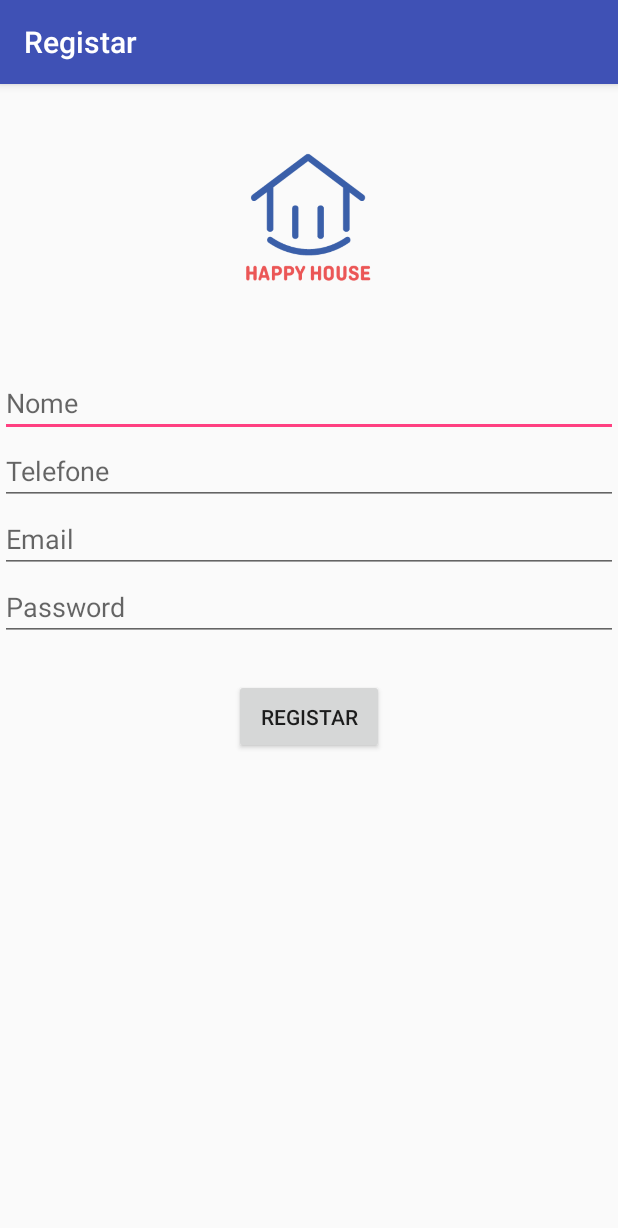
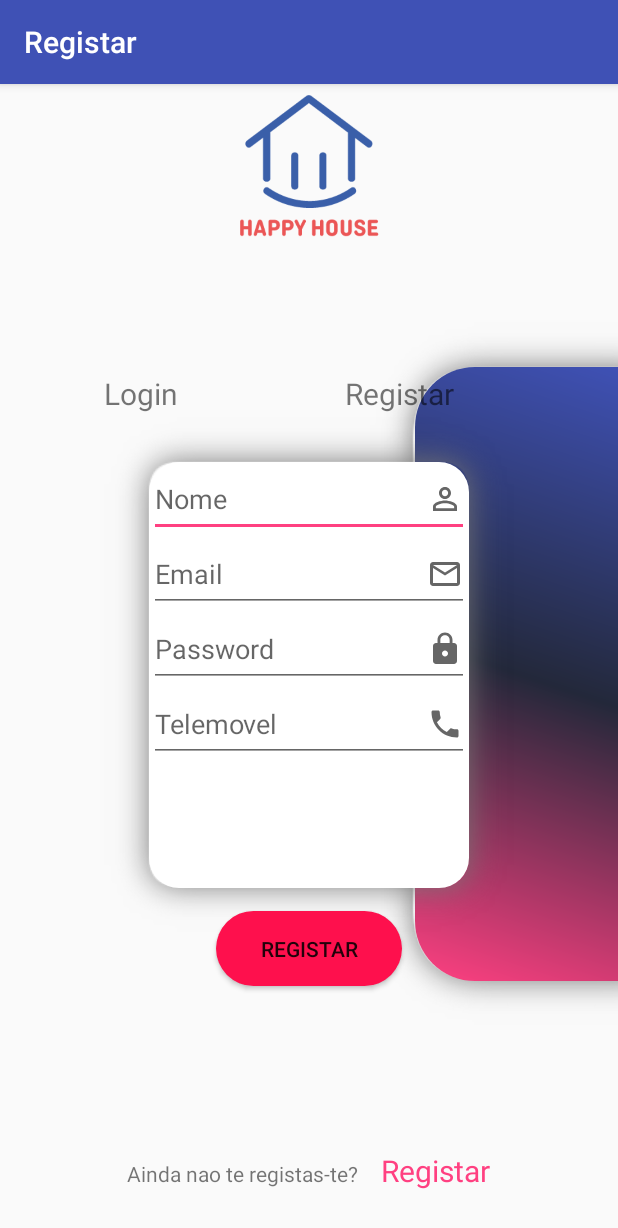
Before and after one commit to HugoEusebio2180607/HappyHouseApp, an Android app: the RegistarActivity screen opened directly, with no data from a screen before it, on a phone screen of 412 x 824 dp. Shown: the top 1228 px of the screen. Run offline under Robolectric (Android 15) with nearby library versions, the phone set to English and light mode, and no system bars.

Commit message:
Layout do registo

```diff
--- a/app/src/main/AndroidManifest.xml
+++ b/app/src/main/AndroidManifest.xml
@@ -1,6 +1,6 @@
 <?xml version="1.0" encoding="utf-8"?>
 <manifest xmlns:android="http://schemas.android.com/apk/res/android"
-    package="amsi.dei.estg.ipleiria.house">
+    package="amsi.dei.estg.ipleiria.happy_house">
 
     <application
         android:allowBackup="true"
@@ -9,14 +9,17 @@
         android:roundIcon="@mipmap/ic_launcher_round"
         android:supportsRtl="true"
         android:theme="@style/AppTheme">
-        <activity android:name=".RegistarActivity"></activity>
-        <activity android:name=".LoginActivity" />
-        <activity android:name=".MainActivity">
-            <intent-filter>
-                <action android:name="android.intent.action.MAIN" />
 
-                <category android:name="android.intent.category.LAUNCHER" />
-            </intent-filter>
+        <activity android:name="amsi.dei.estg.ipleiria.happy_house.RegistarActivity"></activity>
+
+        <activity android:name="amsi.dei.estg.ipleiria.happy_house.LoginActivity" >
+        <intent-filter>
+            <action android:name="android.intent.action.MAIN" />
+
+            <category android:name="android.intent.category.LAUNCHER" />
+        </intent-filter>
+        </activity>
+        <activity android:name="amsi.dei.estg.ipleiria.happy_house.MainActivity">
         </activity>
     </application>
 
--- a/app/src/main/java/amsi/dei/estg/ipleiria/house/LoginActivity.java
+++ b/app/src/main/java/amsi/dei/estg/ipleiria/happy_house/LoginActivity.java
@@ -1,4 +1,4 @@
-package amsi.dei.estg.ipleiria.house;
+package amsi.dei.estg.ipleiria.happy_house;
 
 import androidx.appcompat.app.AppCompatActivity;
 
--- a/app/src/main/java/amsi/dei/estg/ipleiria/house/MainActivity.java
+++ b/app/src/main/java/amsi/dei/estg/ipleiria/happy_house/MainActivity.java
@@ -1,4 +1,4 @@
-package amsi.dei.estg.ipleiria.house;
+package amsi.dei.estg.ipleiria.happy_house;
 
 import androidx.appcompat.app.AppCompatActivity;
 
--- a/app/src/main/java/amsi/dei/estg/ipleiria/house/RegistarActivity.java
+++ b/app/src/main/java/amsi/dei/estg/ipleiria/happy_house/RegistarActivity.java
@@ -1,4 +1,4 @@
-package amsi.dei.estg.ipleiria.house;
+package amsi.dei.estg.ipleiria.happy_house;
 
 import androidx.appcompat.app.AppCompatActivity;
 
--- /dev/null
+++ b/app/src/main/res/drawable/forma_painel_direito.xml
@@ -0,0 +1,16 @@
+<?xml version="1.0" encoding="utf-8"?>
+<layer-list xmlns:android1="http://schemas.android.com/apk/res/android">
+    <item android1:drawable="@drawable/shadow_panel_direito"/>
+    <item>
+        <shape
+            android:shape="rectangle"
+            xmlns:android="http://schemas.android.com/apk/res/android">
+            <corners android:topLeftRadius="40dp"  android:bottomLeftRadius="40dp" />
+            <gradient
+                android:angle="225"
+                android:startColor="@color/colorPrimary"
+                android:centerColor="@color/colorPrimaryDark"
+                android:endColor="@color/colorAccent"/>
+        </shape>
+    </item>
+</layer-list>
--- /dev/null
+++ b/app/src/main/res/drawable/ic_lock.xml
@@ -0,0 +1,10 @@
+<vector xmlns:android="http://schemas.android.com/apk/res/android"
+    android:width="24dp"
+    android:height="24dp"
+    android:viewportWidth="24"
+    android:viewportHeight="24"
+    android:tint="?attr/colorControlNormal">
+  <path
+      android:fillColor="@android:color/white"
+      android:pathData="M18,8h-1L17,6c0,-2.76 -2.24,-5 -5,-5S7,3.24 7,6v2L6,8c-1.1,0 -2,0.9 -2,2v10c0,1.1 0.9,2 2,2h12c1.1,0 2,-0.9 2,-2L20,10c0,-1.1 -0.9,-2 -2,-2zM12,17c-1.1,0 -2,-0.9 -2,-2s0.9,-2 2,-2 2,0.9 2,2 -0.9,2 -2,2zM15.1,8L8.9,8L8.9,6c0,-1.71 1.39,-3.1 3.1,-3.1 1.71,0 3.1,1.39 3.1,3.1v2z"/>
+</vector>
--- /dev/null
+++ b/app/src/main/res/drawable/ic_pessoa.xml
@@ -0,0 +1,10 @@
+<vector xmlns:android="http://schemas.android.com/apk/res/android"
+    android:width="24dp"
+    android:height="24dp"
+    android:viewportWidth="24"
+    android:viewportHeight="24"
+    android:tint="?attr/colorControlNormal">
+  <path
+      android:fillColor="@android:color/white"
+      android:pathData="M12,5.9c1.16,0 2.1,0.94 2.1,2.1s-0.94,2.1 -2.1,2.1S9.9,9.16 9.9,8s0.94,-2.1 2.1,-2.1m0,9c2.97,0 6.1,1.46 6.1,2.1v1.1L5.9,18.1L5.9,17c0,-0.64 3.13,-2.1 6.1,-2.1M12,4C9.79,4 8,5.79 8,8s1.79,4 4,4 4,-1.79 4,-4 -1.79,-4 -4,-4zM12,13c-2.67,0 -8,1.34 -8,4v3h16v-3c0,-2.66 -5.33,-4 -8,-4z"/>
+</vector>
--- /dev/null
+++ b/app/src/main/res/drawable/ic_phone.xml
@@ -0,0 +1,10 @@
+<vector xmlns:android="http://schemas.android.com/apk/res/android"
+    android:width="24dp"
+    android:height="24dp"
+    android:viewportWidth="24"
+    android:viewportHeight="24"
+    android:tint="?attr/colorControlNormal">
+  <path
+      android:fillColor="@android:color/white"
+      android:pathData="M6.62,10.79c1.44,2.83 3.76,5.14 6.59,6.59l2.2,-2.2c0.27,-0.27 0.67,-0.36 1.02,-0.24 1.12,0.37 2.33,0.57 3.57,0.57 0.55,0 1,0.45 1,1V20c0,0.55 -0.45,1 -1,1 -9.39,0 -17,-7.61 -17,-17 0,-0.55 0.45,-1 1,-1h3.5c0.55,0 1,0.45 1,1 0,1.25 0.2,2.45 0.57,3.57 0.11,0.35 0.03,0.74 -0.25,1.02l-2.2,2.2z"/>
+</vector>
--- a/app/src/main/res/layout/activity_registar.xml
+++ b/app/src/main/res/layout/activity_registar.xml
@@ -1,5 +1,6 @@
 <?xml version="1.0" encoding="utf-8"?>
-<LinearLayout xmlns:android="http://schemas.android.com/apk/res/android"
+<androidx.constraintlayout.widget.ConstraintLayout
+    xmlns:android="http://schemas.android.com/apk/res/android"
     xmlns:app="http://schemas.android.com/apk/res-auto"
     xmlns:tools="http://schemas.android.com/tools"
     android:layout_width="match_parent"
@@ -7,64 +8,151 @@
     android:layout_height="match_parent"
     tools:context=".RegistarActivity">
 
-
-    <Space
-        android:layout_width="match_parent"
-        android:layout_height="40dp"/>
+    <RelativeLayout
+        android:id="@+id/rlCabecalho"
+        android:layout_width="413dp"
+        android:layout_height="113dp"
+        android:orientation="vertical"
+        tools:ignore="MissingConstraints"
+        tools:layout_editor_absoluteX="-2dp">
 
         <ImageView
-        android:id="@+id/ImageView"
+            android:layout_width="match_parent"
+            android:layout_height="111dp"
+            android:src="@drawable/logohappyhouse" />
+
+    </RelativeLayout>
+
+
+    <RelativeLayout
+        android:id="@+id/painel_lateral"
+        android:layout_width="165dp"
+        android:layout_height="468dp"
+        android:background="@drawable/forma_painel_direito"
+        android:orientation="vertical"
+        app:layout_constraintBottom_toBottomOf="@+id/linearLayout"
+        app:layout_constraintEnd_toEndOf="@+id/linearLayout"
+        app:layout_constraintHorizontal_bias="1.0"
+        app:layout_constraintStart_toStartOf="@+id/rlCabecalho"
+        app:layout_constraintTop_toTopOf="@+id/rlCabecalho"
+        app:layout_constraintVertical_bias="0.53"
+        tools:ignore="MissingConstraints">
+
+    </RelativeLayout>
+
+    <TextView
+        android:id="@+id/tvRegistar"
         android:layout_width="wrap_content"
-        android:layout_height="100dp"
-        android:layout_gravity="center"
-        app:srcCompat="@drawable/logohappyhouse" />
+        android:layout_height="wrap_content"
+        android:text="Registar"
+        android:textSize="20sp"
+        app:layout_constraintBottom_toBottomOf="@+id/tvLogin"
+        app:layout_constraintEnd_toEndOf="@+id/rlCabecalho"
+        app:layout_constraintStart_toEndOf="@+id/tvLogin" />
 
-    <Space
-        android:layout_width="match_parent"
-        android:layout_height="50dp" />
+    <LinearLayout
+        android:id="@+id/LoginPainel"
+        android:layout_width="273dp"
+        android:layout_height="343dp"
+        android:background="@drawable/forma_login_painel"
+        android:orientation="vertical"
+        android:paddingLeft="30dp"
+        android:paddingTop="30dp"
+        android:paddingRight="30dp"
+        app:layout_constraintBottom_toTopOf="@+id/linearLayout"
+        app:layout_constraintEnd_toEndOf="parent"
+        app:layout_constraintStart_toStartOf="parent"
+        app:layout_constraintTop_toBottomOf="@+id/rlCabecalho"
+        app:layout_constraintVertical_bias="0.465"
+        tools:ignore="MissingConstraints">
+
+
 
         <EditText
             android:id="@+id/etNome"
             android:layout_width="match_parent"
-        android:layout_height="wrap_content"
-        android:ems="10"
-        android:inputType="textPersonName"
-        android:hint="@string/etNome"/>
-
-    <EditText
-        android:id="@+id/etTelefone"
-        android:layout_width="match_parent"
-        android:layout_height="wrap_content"
-        android:ems="10"
-        android:inputType="phone"
-        android:hint="@string/etTelefone"/>
+            android:layout_height="50dp"
+            android:drawableRight="@drawable/ic_pessoa"
+            android:hint="Nome" />
 
         <EditText
             android:id="@+id/etEmail"
             android:layout_width="match_parent"
-        android:layout_height="wrap_content"
-        android:ems="10"
-        android:inputType="textEmailAddress"
-        android:hint="@string/etEmail"/>
+            android:layout_height="50dp"
+            android:drawableRight="@drawable/ic_email"
+            android:hint="Email" />
 
         <EditText
             android:id="@+id/etPassword"
             android:layout_width="match_parent"
-        android:layout_height="wrap_content"
+            android:layout_height="50dp"
+            android:drawableRight="@drawable/ic_lock"
+            android:hint="Password"
+            android:inputType="textPassword" />
+
+        <EditText
+            android:id="@+id/etTelefone"
+            android:layout_width="wrap_content"
+            android:layout_height="50dp"
             android:ems="10"
-        android:inputType="textPassword"
-        android:hint="@string/etPassword"/>
+            android:inputType="phone"
+            android:drawableRight="@drawable/ic_phone"
+           android:hint="Telemovel" />
 
-    <Space
-        android:layout_width="match_parent"
-        android:layout_height="25dp" />
+
+
+    </LinearLayout>
 
     <Button
-        android:id="@+id/btnRegistar"
-        android:layout_width="100dp"
+        android:id="@+id/button"
+        android:layout_width="124dp"
         android:layout_height="50dp"
-        android:layout_gravity="center"
-        android:text="@string/btnregistar"
-        android:onClick="onClickRegistar"/>
+        android:background="@drawable/buttonstyle"
+        android:text="Registar"
+        app:layout_constraintBottom_toTopOf="@+id/linearLayout"
+        app:layout_constraintEnd_toEndOf="@+id/linearLayout"
+        app:layout_constraintStart_toStartOf="@+id/linearLayout"
+        app:layout_constraintTop_toBottomOf="@+id/rlCabecalho"
+        app:layout_constraintVertical_bias="0.83"
+        tools:ignore="MissingConstraints" />
+
+    <LinearLayout
+        android:id="@+id/linearLayout"
+        android:layout_width="match_parent"
+        android:layout_height="wrap_content"
+        android:gravity="center_horizontal"
+        android:padding="20dp"
+        app:layout_constraintBottom_toBottomOf="parent"
+        tools:layout_editor_absoluteX="0dp">
+
+        <TextView
+            android:layout_width="wrap_content"
+            android:layout_height="wrap_content"
+            android:text="Ainda nao te registas-te?" />
+
+        <TextView
+            android:id="@+id/tvRegisto"
+            android:layout_width="wrap_content"
+            android:layout_height="37dp"
+            android:layout_marginLeft="15dp"
+            android:text="Registar"
+            android:textColor="@color/colorAccent"
+            android:textSize="20sp" />
 
     </LinearLayout>
+
+    <TextView
+        android:id="@+id/tvLogin"
+        android:layout_width="wrap_content"
+        android:layout_height="wrap_content"
+        android:layout_marginEnd="50dp"
+        android:text="Login"
+        android:textSize="20sp"
+        app:layout_constraintBottom_toTopOf="@+id/LoginPainel"
+        app:layout_constraintEnd_toEndOf="@+id/painel_lateral"
+        app:layout_constraintHorizontal_bias="0.0"
+        app:layout_constraintStart_toStartOf="@+id/LoginPainel"
+        app:layout_constraintTop_toTopOf="@+id/painel_lateral"
+        app:layout_constraintVertical_bias="0.94" />
+
+</androidx.constraintlayout.widget.ConstraintLayout>
--- a/app/src/main/res/values/colors.xml
+++ b/app/src/main/res/values/colors.xml
@@ -5,5 +5,5 @@
     <color name="colorAccent">#FF4081</color>
     <color name="red">#fe104d</color>
     <color name="white">#FFFFFF</color>
-
+    <color name="WhiteSmoke">#f5f5f5</color>
     </resources>
```
Also changed, not shown: app/src/main/res/drawable/shadow_panel_direito.9.png (added), 4 other files. Lines whose indentation alone changed are shown as unchanged.
